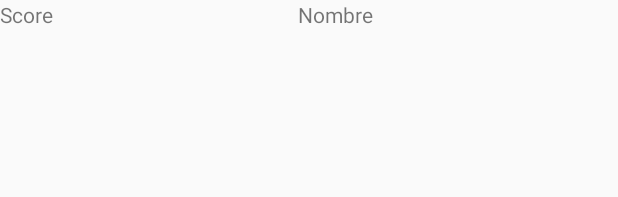
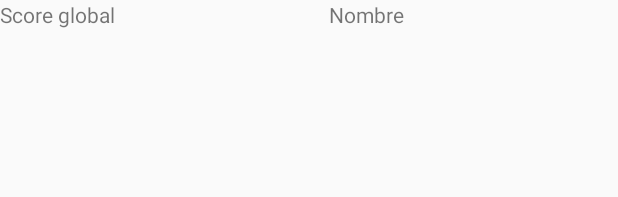
Before and after one commit to jar8-stack/Proyecto_2-Aguero_Canul_Serrano, an Android app: the layout activity_puntaje.xml on its own in the app's theme, with its tools: preview values and no code run, on a phone screen of 412 x 824 dp. Shown: the top 197 px of the screen. Run offline under Robolectric (Android 15) with nearby library versions, the phone set to English and light mode, and no system bars.

Commit message:
recicler view listo con score global

```diff
--- a/app/src/main/res/layout/activity_puntaje.xml
+++ b/app/src/main/res/layout/activity_puntaje.xml
@@ -20,7 +20,7 @@
             android:layout_width="wrap_content"
             android:layout_height="match_parent"
             android:gravity="center_horizontal"
-            android:text="Score">
+            android:text="Score global">
 
         </TextView>
 
```
